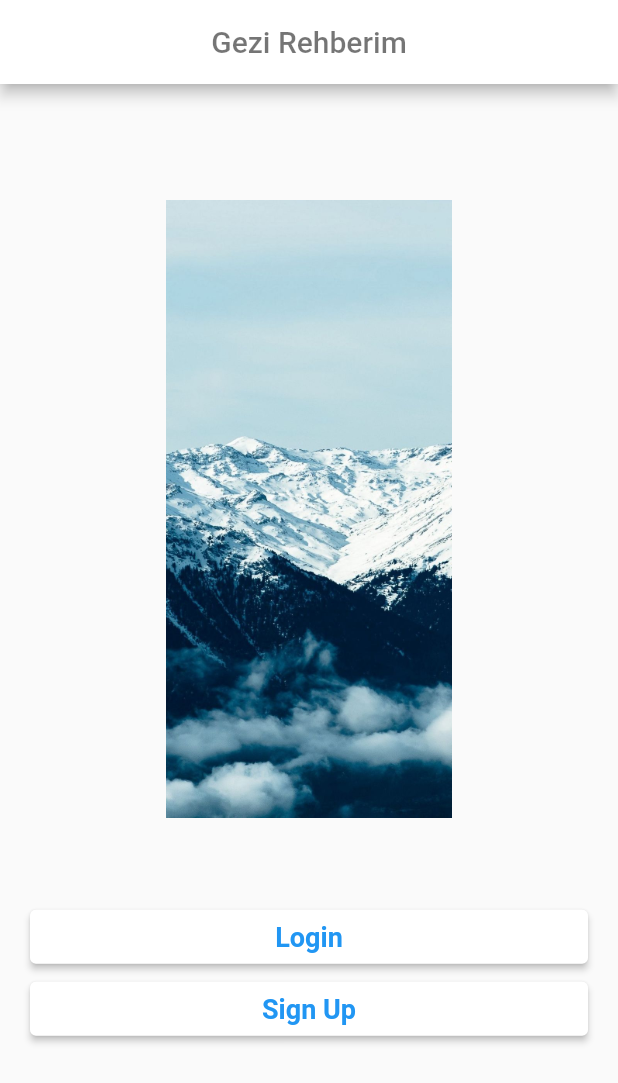
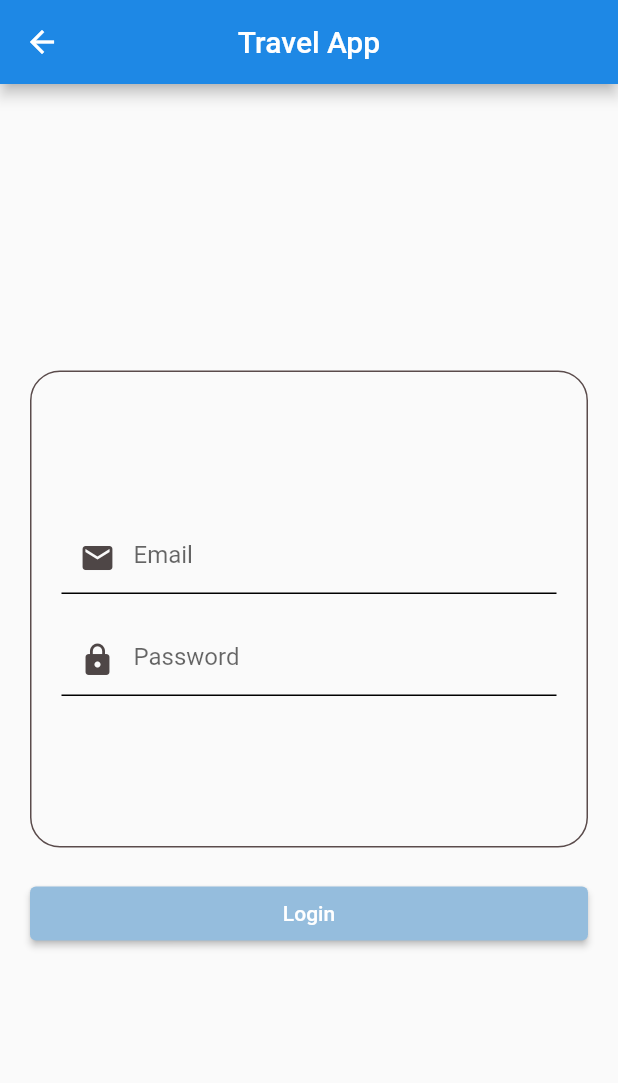
Before and after one commit to hilal-coskun/Flutter-Tutorial, a Flutter app: the screen it shows after launch, after a tap on "Login", on a phone screen of 412 x 824 dp. Shown: the top 1083 px of the screen. Run offline on Flutter 3.47's test engine with Material 2 defaults, Android fonts, the phone set to English and light mode, and no system bars.

Commit message:
added login page

```diff
--- a/flutter_tutorial_1/lib/views/home_page.dart
+++ b/flutter_tutorial_1/lib/views/home_page.dart
@@ -1,4 +1,5 @@
 import 'package:flutter/material.dart';
+import 'package:flutter_tutorial_1/views/login_page.dart';
 
 
 
@@ -13,7 +14,7 @@ class HomePage extends StatelessWidget {
     return Scaffold(
       appBar: AppBar(
         title: const Text(
-          'Gezi Rehberim',
+          'Travel App',
           style: TextStyle(color: Colors.black54)
         ),
         centerTitle: true,
@@ -42,8 +43,13 @@ class HomePage extends StatelessWidget {
                 style: ElevatedButton.styleFrom(
                   primary: Colors.white,
                 ),
+                //Sayfalar arası butonla geçiş
                 onPressed: () {
-                print('Log in button');
+                Navigator.push(
+                  context,
+                  MaterialPageRoute(
+                    builder: (context) => const LoginPage())
+                );
               },
               child: const Text('Login', style: TextStyle(color: Colors.blue, fontSize: 18, fontWeight: FontWeight.bold),)),
 
--- /dev/null
+++ b/flutter_tutorial_1/lib/views/login_page.dart
@@ -0,0 +1,109 @@
+import 'package:flutter/material.dart';
+
+class LoginPage extends StatefulWidget {
+  const LoginPage({Key? key}) : super(key: key);
+
+  @override
+  State<LoginPage> createState() => _LoginPageState();
+}
+
+class _LoginPageState extends State<LoginPage> {
+
+  final TextEditingController emailController = TextEditingController();
+  final TextEditingController passwordController = TextEditingController();
+
+  @override
+  Widget build(BuildContext context) {
+
+    var size = MediaQuery.of(context).size;
+
+    return Scaffold(
+      appBar: AppBar(
+        backgroundColor: Colors.blue[600],
+        title: const Text(
+          'Travel App',
+          style: TextStyle(
+            color: Colors.white
+          ),
+        ),
+        centerTitle: true,
+      ),
+
+      body: Padding(
+        padding: const EdgeInsets.only(
+          left: 20.0, right: 20, top:100, bottom: 100
+        ),
+        child: Column(
+          mainAxisAlignment: MainAxisAlignment.center,
+          crossAxisAlignment: CrossAxisAlignment.stretch,
+          children: [
+            Container(
+              decoration: BoxDecoration(
+                borderRadius: BorderRadius.all(Radius.circular(20)),
+                border: Border.all(
+                  color: Color.fromARGB(255, 90, 75, 75),
+                ),
+              ),
+              child: Padding(
+                padding: const EdgeInsets.only(
+                left: 20.0, right: 20, top:100, bottom: 100
+                ),
+                child: Column(
+                  children: [
+                    TextField(
+                      controller: emailController,
+                      cursorColor: Colors.blue[900],
+                      decoration: const InputDecoration(
+                        prefixIcon: Icon(
+                          Icons.mail,
+                          color: Color.fromARGB(255, 78, 70, 70),
+                        ),
+                        hintText: 'Email',
+                        enabledBorder: UnderlineInputBorder(
+                          borderSide: BorderSide(color: Colors.black),
+                        ),
+                        focusedBorder: UnderlineInputBorder(
+                          borderSide: BorderSide(color: Colors.black),
+                        )
+                      ),
+                    ),
+                    const SizedBox(
+                      height: 20,
+                    ),
+                    TextField(
+                      controller: passwordController,
+                      cursorColor: Colors.blue[900],
+                      decoration: const InputDecoration(
+                        prefixIcon: Icon(
+                          Icons.lock,
+                          color: Color.fromARGB(255, 78, 70, 70),
+                        ),
+                        hintText: 'Password',
+                        enabledBorder: UnderlineInputBorder(
+                          borderSide: BorderSide(color: Colors.black),
+                        ),
+                        focusedBorder: UnderlineInputBorder(
+                          borderSide: BorderSide(color: Colors.black),
+                        )
+                      ),
+                    ),
+                  ],
+                ),
+              ),
+            ),
+            const SizedBox(
+              height: 20,
+            ),
+            ElevatedButton(
+              onPressed: () {},
+              child: const Text('Login'),
+              style: ElevatedButton.styleFrom(
+                  primary: Color.fromARGB(255, 149, 189, 221),
+                )
+            )
+          ],
+        ),
+      ),
+    );
+  }
+}
```
